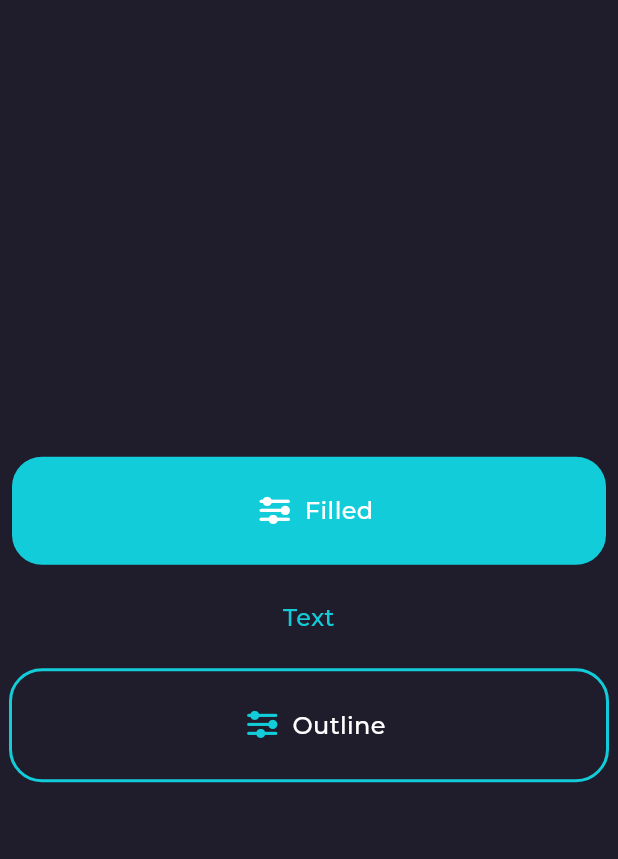
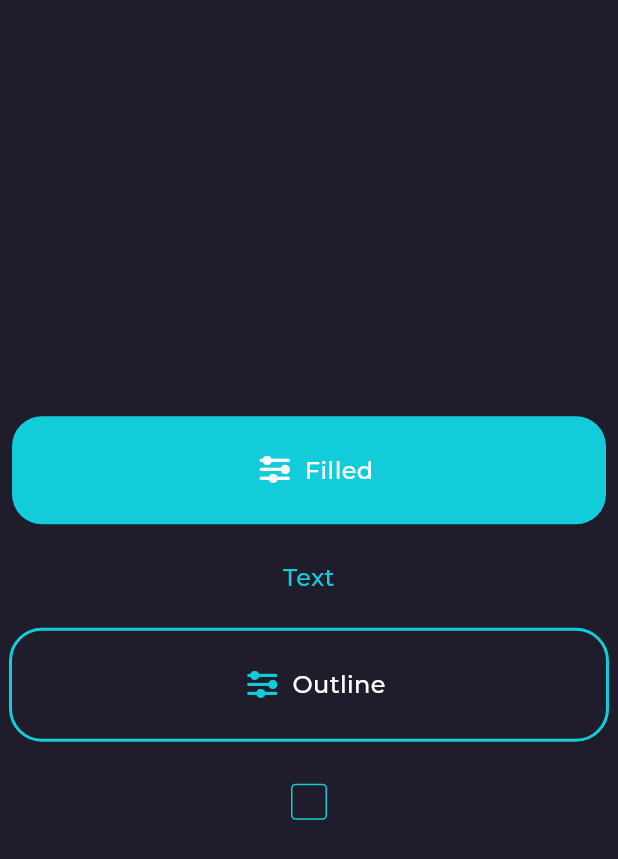
Before and after one commit to MriiKolya/cinemax_pet_project, a Flutter app: the screen it shows after launch, on a phone screen of 412 x 824 dp. Shown: the top 859 px of the screen. Run offline on Flutter 3.47's test engine with Material 3 defaults, Android fonts, the phone set to English and light mode, and no system bars; project files that could hold a hidden picture were left out.

Commit message:
add checkbox

```diff
--- a/client/lib/main.dart
+++ b/client/lib/main.dart
@@ -2,6 +2,7 @@ import 'package:flutter/material.dart';
 import 'package:ui_kit/component/buttons/cinemax_filled_button.dart';
 import 'package:ui_kit/component/buttons/cinemax_outlined_button.dart';
 import 'package:ui_kit/component/buttons/cinemax_text_button.dart';
+import 'package:ui_kit/component/check_box/check_box.dart';
 import 'package:ui_kit/assets/icons/cinemax_icons.dart';
 
 import 'package:ui_kit/theme/dark_theme.dart';
@@ -24,9 +25,15 @@ class Cinemax extends StatelessWidget {
   }
 }
 
-class TestScreen extends StatelessWidget {
+class TestScreen extends StatefulWidget {
   const TestScreen({super.key});
 
+  @override
+  State<TestScreen> createState() => _TestScreenState();
+}
+
+class _TestScreenState extends State<TestScreen> {
+  bool value = false;
   @override
   Widget build(BuildContext context) {
     return Scaffold(
@@ -50,6 +57,18 @@ class TestScreen extends StatelessWidget {
               icon: CinemaxIcons.layer,
               onPressed: () {},
             ),
+            const SizedBox(height: 30),
+            CinemaxCheckBox(
+              boxShape: BoxShape.rectangle,
+              onChanged: () {
+                debugPrint('object');
+                debugPrint(value.toString());
+                setState(() {
+                  value = !value;
+                });
+              },
+              value: value,
+            )
           ],
         ),
       )),
--- /dev/null
+++ b/ui_kit/lib/component/check_box/check_box.dart
@@ -0,0 +1,118 @@
+import 'package:flutter/material.dart';
+import 'package:ui_kit/theme/color_scheme.dart';
+
+class CinemaxCheckBox extends StatefulWidget {
+  const CinemaxCheckBox({
+    Key? key,
+    required this.value,
+    this.onChanged,
+    this.boxShape,
+  }) : super(key: key);
+
+  final bool value;
+  final void Function()? onChanged;
+  final BoxShape? boxShape;
+
+  @override
+  State<CinemaxCheckBox> createState() => _CinemaxCheckBoxState();
+}
+
+class _CinemaxCheckBoxState extends State<CinemaxCheckBox>
+    with TickerProviderStateMixin {
+  late final AnimationController _buttonAnimationController;
+  late final Animation<double> _scaleAnimation;
+  final Duration _animationDuration = const Duration(milliseconds: 100);
+
+  @override
+  void initState() {
+    _buttonAnimationController = AnimationController(
+      vsync: this,
+      duration: _animationDuration,
+    );
+    _scaleAnimation = Tween<double>(
+      begin: 0,
+      end: 1,
+    ).animate(
+      CurvedAnimation(
+        parent: _buttonAnimationController,
+        curve: Curves.bounceInOut,
+      ),
+    );
+
+    _animateButton(widget.value);
+
+    super.initState();
+  }
+
+  void _animateButton(bool value) {
+    if (value) {
+      _buttonAnimationController.forward();
+    } else {
+      _buttonAnimationController.reverse();
+    }
+  }
+
+  @override
+  void dispose() {
+    _buttonAnimationController.dispose();
+    super.dispose();
+  }
+
+  @override
+  Widget build(BuildContext context) {
+    return GestureDetector(
+      onTap: () {
+        widget.onChanged?.call();
+        _animateButton(!widget.value);
+      },
+      child: Container(
+          width: 24,
+          height: 24,
+          decoration: BoxDecoration(
+            shape: widget.boxShape == null
+                ? BoxShape.circle
+                : widget.boxShape == BoxShape.circle
+                    ? BoxShape.circle
+                    : BoxShape.rectangle,
+            borderRadius: widget.boxShape == BoxShape.rectangle
+                ? const BorderRadius.all(Radius.circular(3))
+                : null,
+            color: Colors.transparent,
+            border: Border.all(
+              color: PrimaryColor.blueAccent,
+            ),
+          ),
+          clipBehavior: Clip.antiAlias,
+          child: SizedBox(
+            height: 24,
+            width: 24,
+            child: AnimatedBuilder(
+              animation: _buttonAnimationController,
+              builder: (context, child) {
+                return Transform.scale(
+                  scale: _scaleAnimation.value,
+                  child: ClipRRect(
+                    child: Padding(
+                      padding: const EdgeInsets.all(3.0),
+                      child: Container(
+                        decoration: BoxDecoration(
+                          shape: widget.boxShape == null
+                              ? BoxShape.circle
+                              : widget.boxShape == BoxShape.circle
+                                  ? BoxShape.circle
+                                  : BoxShape.rectangle,
+                          borderRadius: widget.boxShape == BoxShape.rectangle
+                              ? const BorderRadius.all(Radius.circular(3))
+                              : null,
+                          color: PrimaryColor.blueAccent,
+                        ),
+                      ),
+                    ),
+                  ),
+                );
+              },
+            ),
+          )),
+    );
+  }
+}
--- a/ui_kit/lib/theme/dark_theme.dart
+++ b/ui_kit/lib/theme/dark_theme.dart
@@ -2,6 +2,7 @@ import 'package:flutter/material.dart';
 import 'package:ui_kit/component_style/button_style/filled_button_style.dart';
 import 'package:ui_kit/component_style/button_style/outlined_button_style.dart';
 import 'package:ui_kit/component_style/button_style/text_button_style.dart';
+import 'package:ui_kit/component_style/check_box_style/check_box_style.dart';
 import 'package:ui_kit/theme/color_scheme.dart';
 
 final ThemeData darkTheme = ThemeData(
@@ -11,5 +12,6 @@ final ThemeData darkTheme = ThemeData(
     FilledButtonStyle.dark(),
     TextButtonStyle.dark(),
     OutlinedButtonStyle.dark(),
+    CheckboxStyle.dark(),
   ],
 );
--- a/ui_kit/lib/theme/light_theme.dart
+++ b/ui_kit/lib/theme/light_theme.dart
@@ -2,6 +2,7 @@ import 'package:flutter/material.dart';
 import 'package:ui_kit/component_style/button_style/filled_button_style.dart';
 import 'package:ui_kit/component_style/button_style/outlined_button_style.dart';
 import 'package:ui_kit/component_style/button_style/text_button_style.dart';
+import 'package:ui_kit/component_style/check_box_style/check_box_style.dart';
 import 'package:ui_kit/theme/color_scheme.dart';
 
 final ThemeData lightTheme = ThemeData(
@@ -11,5 +12,6 @@ final ThemeData lightTheme = ThemeData(
     FilledButtonStyle.light(),
     TextButtonStyle.light(),
     OutlinedButtonStyle.light(),
+    CheckboxStyle.light(),
   ],
 );
--- a/ui_kit/lib/theme/theme_context_extention.dart
+++ b/ui_kit/lib/theme/theme_context_extention.dart
@@ -2,6 +2,7 @@ import 'package:flutter/material.dart';
 import 'package:ui_kit/component_style/button_style/filled_button_style.dart';
 import 'package:ui_kit/component_style/button_style/outlined_button_style.dart';
 import 'package:ui_kit/component_style/button_style/text_button_style.dart';
+import 'package:ui_kit/component_style/check_box_style/check_box_style.dart';
 
 extension ThemeContextExtention on BuildContext {
   FilledButtonStyle get filledButtonStyle =>
@@ -10,4 +11,5 @@ extension ThemeContextExtention on BuildContext {
       Theme.of(this).extension<TextButtonStyle>()!;
   OutlinedButtonStyle get outlinedButtonStyle =>
       Theme.of(this).extension<OutlinedButtonStyle>()!;
+  CheckboxStyle get checkBoxStyle => Theme.of(this).extension<CheckboxStyle>()!;
 }
```
Also changed, not shown: ui_kit/lib/component_style/check_box_style/check_box_style.dart (added, +67 -0 lines).
